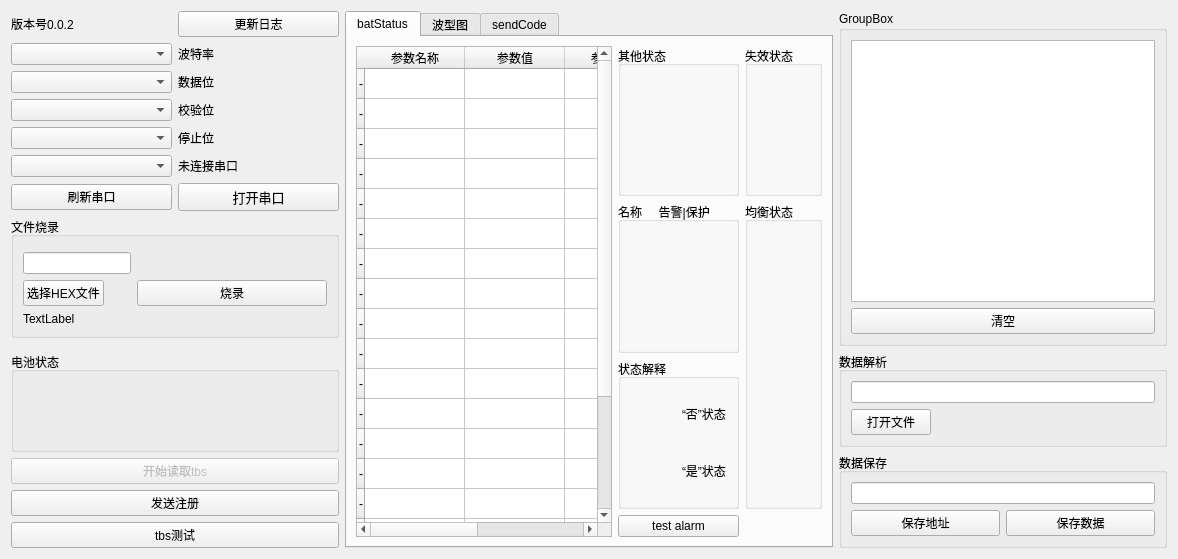
Old version of the form qtproj/widget.ui in the repository Fboxtt/qt_proj.
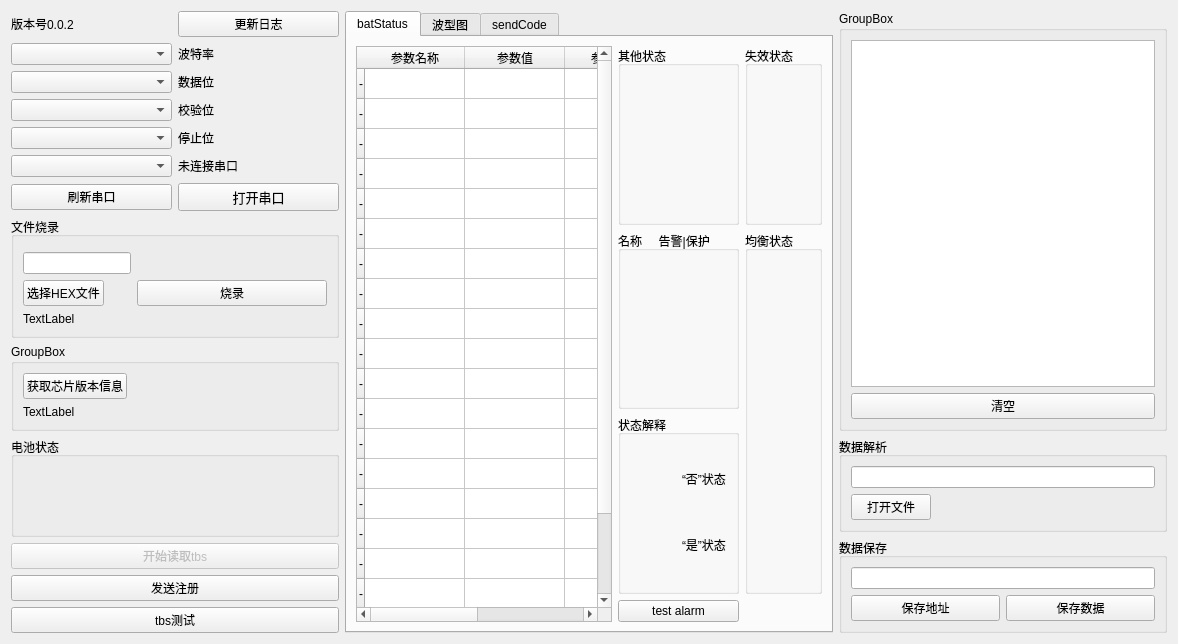
New version of the form.

What changed in the file:
```diff
--- a/qtproj/widget.ui
+++ b/qtproj/widget.ui
@@ -592,6 +592,42 @@
      </widget>
     </widget>
    </item>
+   <item row="3" column="0">
+    <widget class="QGroupBox" name="groupBox_9">
+     <property name="title">
+      <string>GroupBox</string>
+     </property>
+     <layout class="QGridLayout" name="gridLayout_17">
+      <item row="0" column="1">
+       <spacer name="horizontalSpacer_2">
+        <property name="orientation">
+         <enum>Qt::Horizontal</enum>
+        </property>
+        <property name="sizeHint" stdset="0">
+         <size>
+          <width>182</width>
+          <height>20</height>
+         </size>
+        </property>
+       </spacer>
+      </item>
+      <item row="0" column="0">
+       <widget class="QPushButton" name="getVersionButton">
+        <property name="text">
+         <string>获取芯片版本信息</string>
+        </property>
+       </widget>
+      </item>
+      <item row="1" column="0">
+       <widget class="QLabel" name="versionLabel">
+        <property name="text">
+         <string>TextLabel</string>
+        </property>
+       </widget>
+      </item>
+     </layout>
+    </widget>
+   </item>
   </layout>
  </widget>
  <resources/>
```
